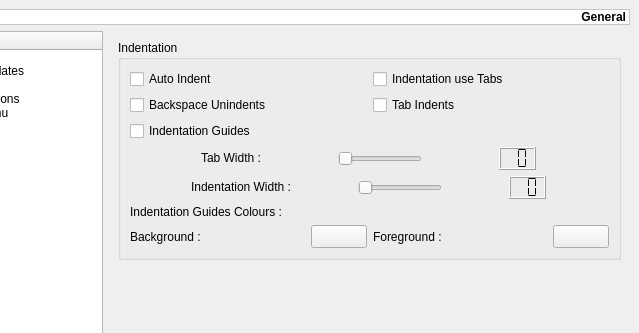
Qt form v2/branches/dev/monkey/src/maininterface/ui/UISettings.ui (testmana2/mks) before a commit; both pictures show x 86 to 725 and y 0 to 333 of the 725 by 658 pixel window.
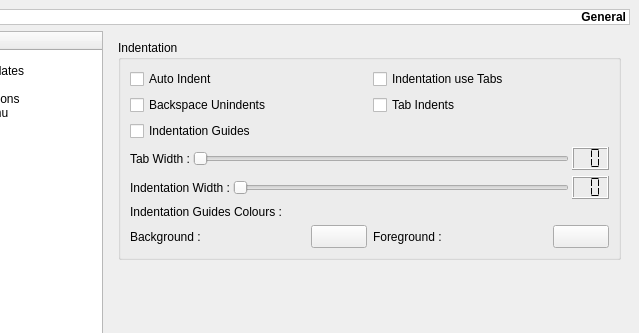
The same form after that commit. The open tabs and pages were chosen to show the change.

Diff of the .ui file:
```diff
--- a/v2/branches/dev/monkey/src/maininterface/ui/UISettings.ui
+++ b/v2/branches/dev/monkey/src/maininterface/ui/UISettings.ui
@@ -1242,7 +1242,7 @@
           <item row="4" column="0" colspan="2" >
            <layout class="QHBoxLayout" >
             <property name="spacing" >
-             <number>6</number>
+             <number>3</number>
             </property>
             <property name="leftMargin" >
              <number>0</number>
@@ -1258,12 +1258,6 @@
             </property>
             <item>
              <widget class="QLabel" name="lIndentationWidth" >
-              <property name="sizePolicy" >
-               <sizepolicy vsizetype="Fixed" hsizetype="Fixed" >
-                <horstretch>0</horstretch>
-                <verstretch>0</verstretch>
-               </sizepolicy>
-              </property>
               <property name="text" >
                <string>Indentation Width :</string>
               </property>
@@ -1272,7 +1266,7 @@
             <item>
              <widget class="QSlider" name="sIndentationWidth" >
               <property name="sizePolicy" >
-               <sizepolicy vsizetype="Fixed" hsizetype="Fixed" >
+               <sizepolicy vsizetype="Fixed" hsizetype="Expanding" >
                 <horstretch>0</horstretch>
                 <verstretch>0</verstretch>
                </sizepolicy>
@@ -1315,7 +1309,7 @@
           <item row="3" column="0" colspan="2" >
            <layout class="QHBoxLayout" >
             <property name="spacing" >
-             <number>6</number>
+             <number>3</number>
             </property>
             <property name="leftMargin" >
              <number>0</number>
@@ -1331,12 +1325,6 @@
             </property>
             <item>
              <widget class="QLabel" name="lIndentationTabWidth" >
-              <property name="sizePolicy" >
-               <sizepolicy vsizetype="Fixed" hsizetype="Fixed" >
-                <horstretch>0</horstretch>
-                <verstretch>0</verstretch>
-               </sizepolicy>
-              </property>
               <property name="text" >
                <string>Tab Width :</string>
               </property>
@@ -1345,7 +1333,7 @@
             <item>
              <widget class="QSlider" name="sIndentationTabWidth" >
               <property name="sizePolicy" >
-               <sizepolicy vsizetype="Fixed" hsizetype="Fixed" >
+               <sizepolicy vsizetype="Fixed" hsizetype="Expanding" >
                 <horstretch>0</horstretch>
                 <verstretch>0</verstretch>
                </sizepolicy>
```
Left out of the diff: 62 changed lines with no effect on the pictures.
